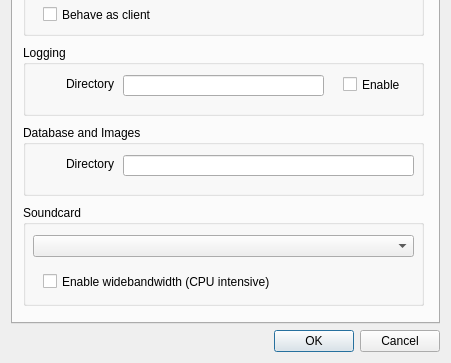
The window that JAERO/gui_classes/settingsdialog.ui (jontio/JAERO) describes before a commit, drawn with Qt 5; both pictures show x 0 to 451 and y 302 to 665 of the 451 by 665 pixel window.
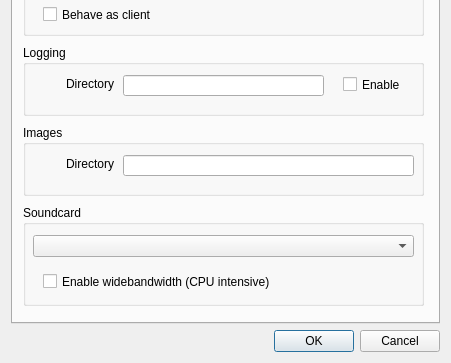
The same window after the commit.

What changed in the file:
```diff
--- a/JAERO/gui_classes/settingsdialog.ui
+++ b/JAERO/gui_classes/settingsdialog.ui
@@ -312,7 +312,7 @@
         </rect>
        </property>
        <property name="title">
-        <string>Database and Images</string>
+        <string>Images</string>
        </property>
        <widget class="QLineEdit" name="lineEditplanesfolder">
         <property name="geometry">
```
Left out of the diff: 2 changed lines with no effect on the pictures.
